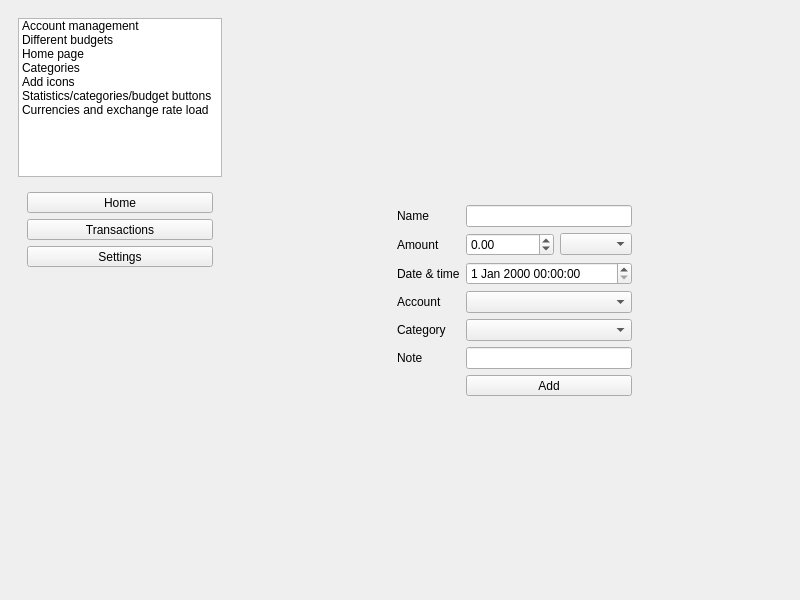
This is Desktop/mainwindow.ui in david4more/Finance as Qt 5 draws it before an edit. The edited form follows.
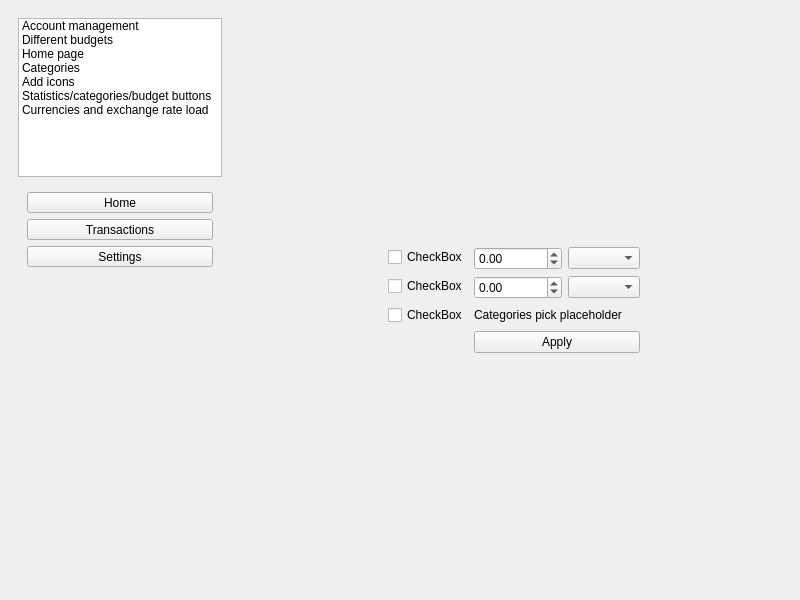
This is the edited form.

Commit message: add basic ui-side filtering, complex filters placeholder, move Qt model+filter proxy+delegate classes' children in separate class

```diff
--- a/Desktop/mainwindow.ui
+++ b/Desktop/mainwindow.ui
@@ -151,7 +151,7 @@
        </sizepolicy>
       </property>
       <property name="currentIndex">
-       <number>3</number>
+       <number>4</number>
       </property>
       <widget class="QWidget" name="home">
        <widget class="QLabel" name="label">
@@ -303,23 +303,13 @@
          <widget class="QWidget" name="widget" native="true">
           <layout class="QFormLayout" name="formLayout">
            <item row="0" column="0">
-            <widget class="QLabel" name="label_4">
-             <property name="text">
-              <string>Name</string>
-             </property>
-            </widget>
-           </item>
-           <item row="0" column="1">
-            <widget class="QLineEdit" name="tName"/>
-           </item>
-           <item row="1" column="0">
             <widget class="QLabel" name="label_5">
              <property name="text">
               <string>Amount</string>
              </property>
             </widget>
            </item>
-           <item row="1" column="1">
+           <item row="0" column="1">
             <layout class="QHBoxLayout" name="horizontalLayout_2">
              <item>
               <widget class="QDoubleSpinBox" name="tAmount">
@@ -336,16 +326,26 @@
              </item>
             </layout>
            </item>
-           <item row="2" column="0">
+           <item row="1" column="0">
             <widget class="QLabel" name="label_7">
              <property name="text">
               <string>Date &amp; time</string>
              </property>
             </widget>
            </item>
-           <item row="2" column="1">
+           <item row="1" column="1">
             <widget class="QDateTimeEdit" name="tDateTime"/>
            </item>
+           <item row="2" column="0">
+            <widget class="QLabel" name="label_9">
+             <property name="text">
+              <string>Category</string>
+             </property>
+            </widget>
+           </item>
+           <item row="2" column="1">
+            <widget class="QComboBox" name="tCategory"/>
+           </item>
            <item row="3" column="0">
             <widget class="QLabel" name="label_8">
              <property name="text">
@@ -357,33 +357,17 @@
             <widget class="QComboBox" name="tAccount"/>
            </item>
            <item row="4" column="0">
-            <widget class="QLabel" name="label_9">
-             <property name="text">
-              <string>Category</string>
-             </property>
-            </widget>
-           </item>
-           <item row="4" column="1">
-            <widget class="QComboBox" name="tCategory"/>
-           </item>
-           <item row="5" column="0">
             <widget class="QLabel" name="label_10">
              <property name="text">
               <string>Note</string>
              </property>
             </widget>
            </item>
-           <item row="5" column="1">
+           <item row="4" column="1">
             <widget class="QLineEdit" name="tNote"/>
            </item>
-           <item row="6" column="1">
-            <widget class="QToolButton" name="addTransactionButton">
-             <property name="sizePolicy">
-              <sizepolicy hsizetype="Preferred" vsizetype="Fixed">
-               <horstretch>0</horstretch>
-               <verstretch>0</verstretch>
-              </sizepolicy>
-             </property>
+           <item row="5" column="1">
+            <widget class="QPushButton" name="addTransactionButton">
              <property name="text">
               <string>Add</string>
              </property>
@@ -433,6 +417,137 @@
         </item>
        </layout>
       </widget>
+      <widget class="QWidget" name="customFilters">
+       <layout class="QGridLayout" name="gridLayout_3">
+        <item row="0" column="2">
+         <spacer name="verticalSpacer_4">
+          <property name="orientation">
+           <enum>Qt::Orientation::Vertical</enum>
+          </property>
+          <property name="sizeHint" stdset="0">
+           <size>
+            <width>20</width>
+            <height>181</height>
+           </size>
+          </property>
+         </spacer>
+        </item>
+        <item row="1" column="0">
+         <spacer name="horizontalSpacer_4">
+          <property name="orientation">
+           <enum>Qt::Orientation::Horizontal</enum>
+          </property>
+          <property name="sizeHint" stdset="0">
+           <size>
+            <width>131</width>
+            <height>20</height>
+           </size>
+          </property>
+         </spacer>
+        </item>
+        <item row="1" column="1" colspan="2">
+         <widget class="QWidget" name="widget_5" native="true">
+          <layout class="QFormLayout" name="formLayout_2">
+           <item row="0" column="0">
+            <widget class="QCheckBox" name="checkBox">
+             <property name="text">
+              <string>CheckBox</string>
+             </property>
+            </widget>
+           </item>
+           <item row="0" column="1">
+            <layout class="QHBoxLayout" name="horizontalLayout_5">
+             <item>
+              <widget class="QDoubleSpinBox" name="tAmount_2">
+               <property name="minimum">
+                <double>-999999.000000000000000</double>
+               </property>
+               <property name="maximum">
+                <double>999999.000000000000000</double>
+               </property>
+              </widget>
+             </item>
+             <item>
+              <widget class="QComboBox" name="tCurrency_2"/>
+             </item>
+            </layout>
+           </item>
+           <item row="1" column="0">
+            <widget class="QCheckBox" name="checkBox_2">
+             <property name="text">
+              <string>CheckBox</string>
+             </property>
+            </widget>
+           </item>
+           <item row="1" column="1">
+            <layout class="QHBoxLayout" name="horizontalLayout_6">
+             <item>
+              <widget class="QDoubleSpinBox" name="tAmount_3">
+               <property name="minimum">
+                <double>-999999.000000000000000</double>
+               </property>
+               <property name="maximum">
+                <double>999999.000000000000000</double>
+               </property>
+              </widget>
+             </item>
+             <item>
+              <widget class="QComboBox" name="tCurrency_3"/>
+             </item>
+            </layout>
+           </item>
+           <item row="2" column="0">
+            <widget class="QCheckBox" name="checkBox_3">
+             <property name="text">
+              <string>CheckBox</string>
+             </property>
+            </widget>
+           </item>
+           <item row="2" column="1">
+            <widget class="QLabel" name="label_4">
+             <property name="text">
+              <string>Categories pick placeholder</string>
+             </property>
+            </widget>
+           </item>
+           <item row="3" column="1">
+            <widget class="QPushButton" name="applyCustomFiltersButton">
+             <property name="text">
+              <string>Apply</string>
+             </property>
+            </widget>
+           </item>
+          </layout>
+         </widget>
+        </item>
+        <item row="1" column="3">
+         <spacer name="horizontalSpacer_5">
+          <property name="orientation">
+           <enum>Qt::Orientation::Horizontal</enum>
+          </property>
+          <property name="sizeHint" stdset="0">
+           <size>
+            <width>130</width>
+            <height>20</height>
+           </size>
+          </property>
+         </spacer>
+        </item>
+        <item row="2" column="1">
+         <spacer name="verticalSpacer_5">
+          <property name="orientation">
+           <enum>Qt::Orientation::Vertical</enum>
+          </property>
+          <property name="sizeHint" stdset="0">
+           <size>
+            <width>20</width>
+            <height>181</height>
+           </size>
+          </property>
+         </spacer>
+        </item>
+       </layout>
+      </widget>
      </widget>
     </item>
    </layout>
```
Left out of the diff: 46 changed lines with no effect on the pictures. The commit also changes 9 other files.
